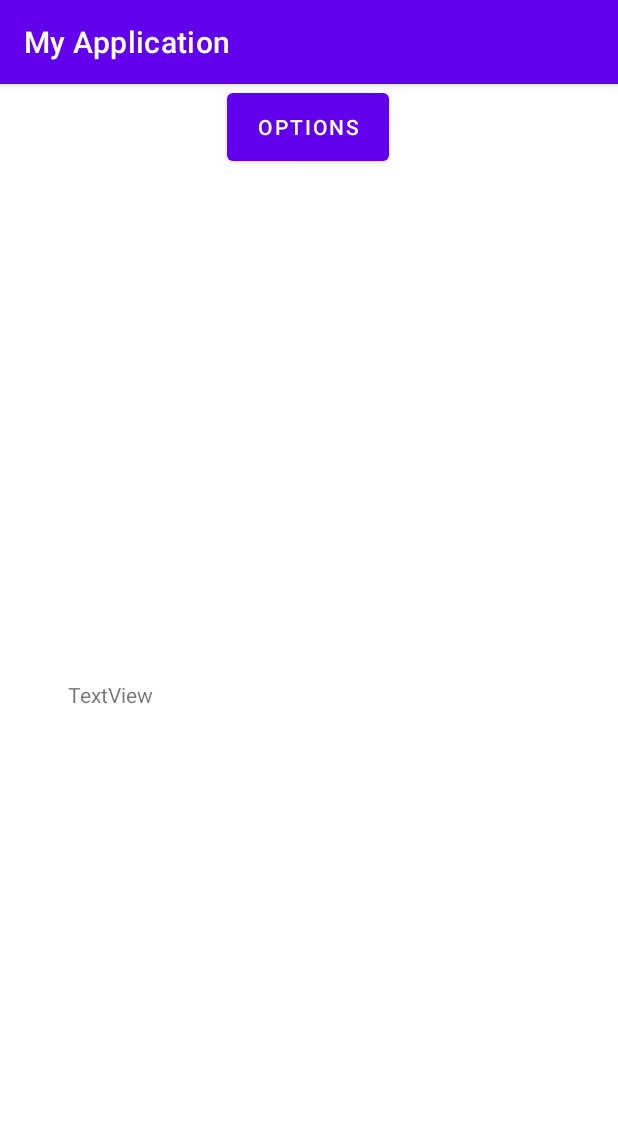
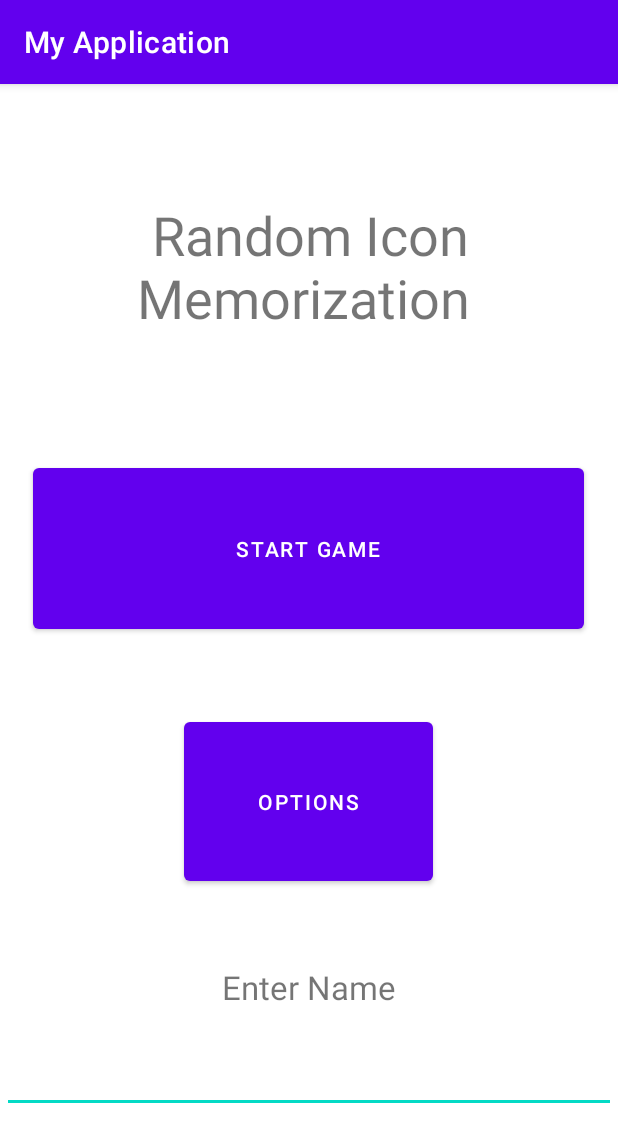
Before and after one commit to MarcusEvangelista31/TheCodingEntourage, an Android app: the screen it shows after launch (MainActivity), on a phone screen of 412 x 824 dp. Shown: the top 1142 px of the screen. Run offline under Robolectric (Android 15) with nearby library versions, the phone set to English and light mode, and no system bars.

Commit message:
button clicks added and formatted main

```diff
--- a/app/src/main/java/com/example/myapplication/MainActivity.java
+++ b/app/src/main/java/com/example/myapplication/MainActivity.java
@@ -3,6 +3,9 @@ package com.example.myapplication;
 import androidx.appcompat.app.AppCompatActivity;
 
 import android.os.Bundle;
+import android.view.View;
+import android.widget.EditText;
+import android.widget.TextView;
 
 public class MainActivity extends AppCompatActivity {
 
@@ -11,4 +14,10 @@ public class MainActivity extends AppCompatActivity {
         super.onCreate(savedInstanceState);
         setContentView(R.layout.activity_main);
     }
+    public void buttonClicked(View v){
+
+    }
+    public void buttonClick(View v){
+
+    }
 }
--- a/app/src/main/res/layout/activity_main.xml
+++ b/app/src/main/res/layout/activity_main.xml
@@ -8,45 +8,64 @@
 
     <Button
         android:id="@+id/button"
-        android:layout_width="364dp"
-        android:layout_height="63dp"
-        android:layout_marginBottom="44dp"
+        android:layout_width="367dp"
+        android:layout_height="119dp"
+        android:layout_marginTop="60dp"
         android:text="Start Game"
-        app:layout_constraintBottom_toTopOf="@+id/button2"
+        android:onClick="buttonClicked"
         app:layout_constraintEnd_toEndOf="parent"
         app:layout_constraintHorizontal_bias="0.489"
-        app:layout_constraintStart_toStartOf="parent" />
+        app:layout_constraintStart_toStartOf="parent"
+        app:layout_constraintTop_toBottomOf="@+id/textView" />
 
     <Button
         android:id="@+id/button2"
-        android:layout_width="108dp"
-        android:layout_height="57dp"
+        android:layout_width="166dp"
+        android:layout_height="118dp"
+        android:layout_marginTop="50dp"
         android:text="Options"
+        android:onClick="buttonClick"
         app:layout_constraintEnd_toEndOf="parent"
         app:layout_constraintHorizontal_bias="0.498"
         app:layout_constraintStart_toStartOf="parent"
-        tools:layout_editor_absoluteY="383dp" />
+        app:layout_constraintTop_toBottomOf="@+id/button" />
 
     <TextView
         android:id="@+id/textView"
-        android:layout_width="193dp"
-        android:layout_height="35dp"
+        android:layout_width="409dp"
+        android:layout_height="114dp"
+        android:layout_marginTop="76dp"
         android:fontFamily="sans-serif"
         android:text="Random Icon Memorization "
-        app:layout_constraintBottom_toTopOf="@+id/button"
+        android:textAlignment="center"
+        android:textSize="36sp"
         app:layout_constraintEnd_toEndOf="parent"
+        app:layout_constraintHorizontal_bias="0.846"
         app:layout_constraintStart_toStartOf="parent"
-        app:layout_constraintTop_toTopOf="parent"
-        app:layout_constraintVertical_bias="0.29000002" />
+        app:layout_constraintTop_toTopOf="parent" />
 
     <TextView
         android:id="@+id/textView2"
         android:layout_width="322dp"
         android:layout_height="31dp"
-        android:text="TextView"
-        app:layout_constraintBottom_toBottomOf="parent"
+        android:layout_marginTop="50dp"
+        android:text="Enter Name"
+        android:textAlignment="center"
+        android:textSize="22sp"
         app:layout_constraintEnd_toEndOf="parent"
         app:layout_constraintStart_toStartOf="parent"
         app:layout_constraintTop_toBottomOf="@+id/button2" />
 
+    <EditText
+        android:id="@+id/editTextTextPersonName"
+        android:layout_width="409dp"
+        android:layout_height="wrap_content"
+        android:layout_marginBottom="60dp"
+        android:ems="10"
+        android:inputType="textPersonName"
+        app:layout_constraintBottom_toBottomOf="parent"
+        app:layout_constraintEnd_toEndOf="parent"
+        app:layout_constraintStart_toStartOf="parent"
+        app:layout_constraintTop_toBottomOf="@+id/textView2" />
+
 </androidx.constraintlayout.widget.ConstraintLayout>
```
